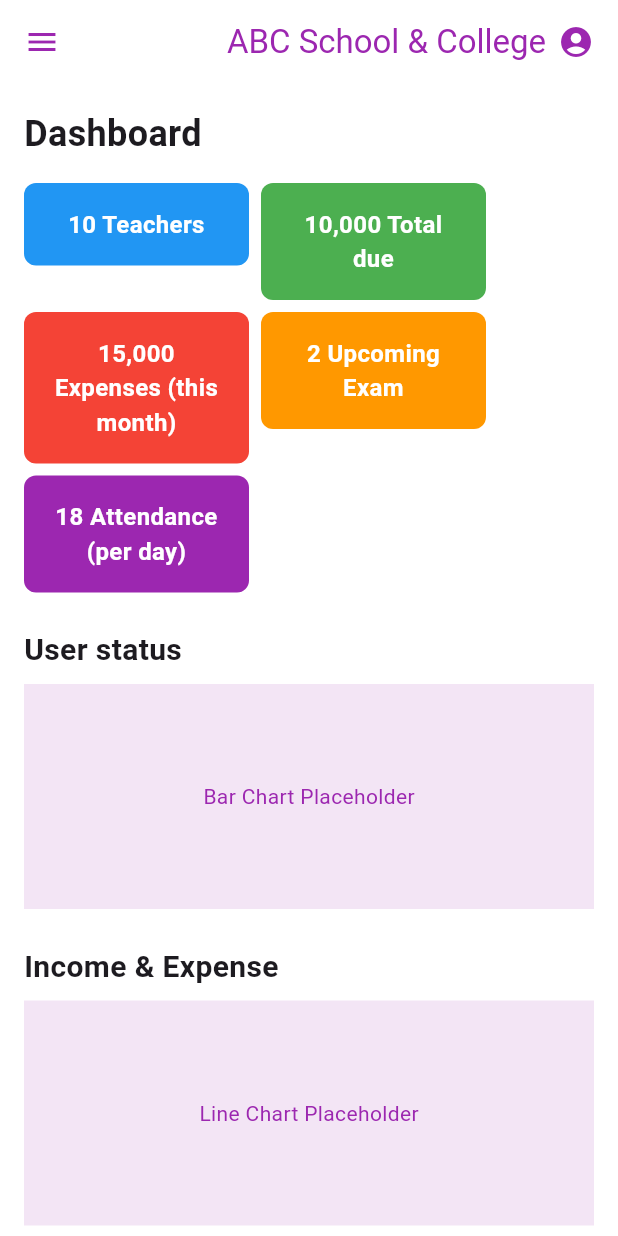
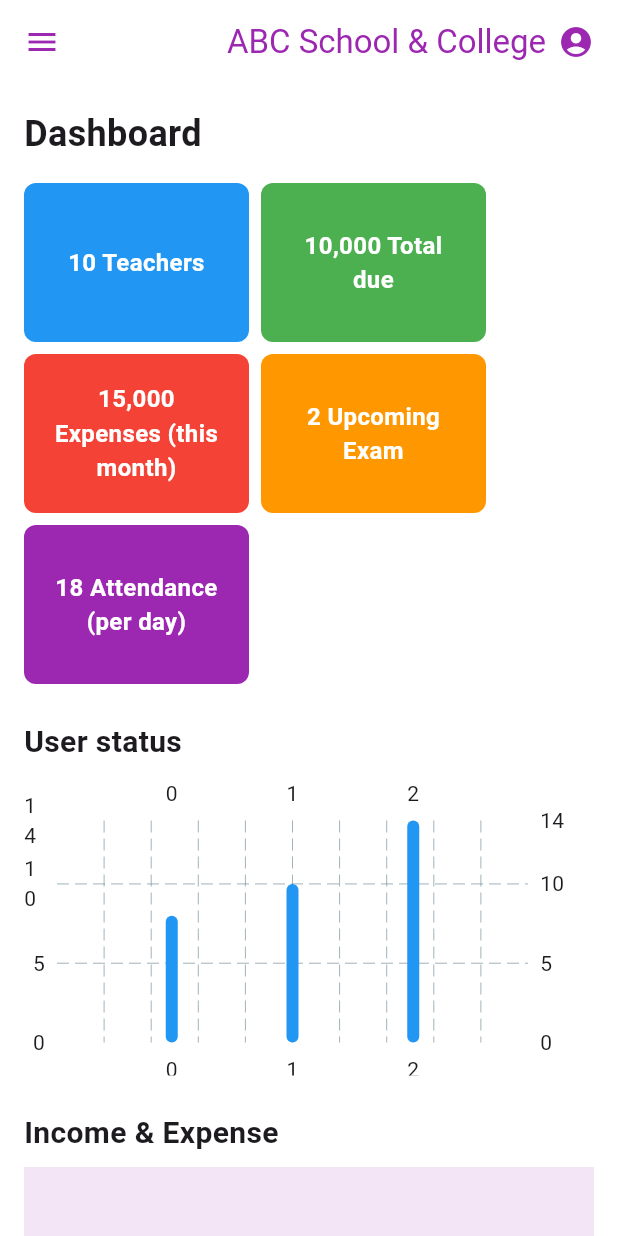
Before and after one commit to mdshakilhossain720/ShakkaApps, a Flutter app: the DashboardPage screen opened directly, on a phone screen of 412 x 824 dp. Run offline on Flutter 3.47's test engine with Material 3 defaults, Android fonts, the phone set to English and light mode, and no system bars; drawn by our look-alikes of fl_chart; our stand-ins replace pin_code_fields.

Commit message:
student tabel

```diff
--- a/lib/screen/dashboard/dashboard.dart
+++ b/lib/screen/dashboard/dashboard.dart
@@ -1,14 +1,76 @@
+import 'package:fl_chart/fl_chart.dart';
 import 'package:flutter/material.dart';
+import 'package:shakkaapps/utils/image_path.dart';
+
+import '../class_screen/class_screen.dart';
+import '../student_table/student_table.dart';
 
 
 
 
 
-class DashboardPage extends StatelessWidget {
+class DashboardPage extends StatefulWidget {
+  @override
+  State<DashboardPage> createState() => _DashboardPageState();
+}
+
+class _DashboardPageState extends State<DashboardPage> {
+  bool isDarkMode = false;
   @override
   Widget build(BuildContext context) {
     return Scaffold(
+      drawer: Drawer(
+        child: Container(
+          color: Colors.purple,
+          child: ListView(
+            padding: EdgeInsets.zero,
+            children: [
+              DrawerHeader(
+                child: Image.asset(ImagePath.spalshImage),
+
+
+              ),
+              _buildDrawerItem(Icons.dashboard, "Dashboard"),
+              _buildDrawerItem(Icons.class_, "Class"),
+              _buildDrawerItem(Icons.person, "Teacher"),
+              _buildDrawerItem(Icons.school, "Student"),
+              _buildDrawerItem(Icons.event_available, "Attendance"),
+              _buildDrawerItem(Icons.account_balance, "Finance"),
+              _buildDrawerItem(Icons.people, "Staff"),
+              _buildDrawerItem(Icons.message, "SMS"),
+              _buildDrawerItem(Icons.assignment, "Exam"),
+              _buildDrawerItem(Icons.assessment, "Result"),
+              _buildDrawerItem(Icons.announcement, "Notice"),
+              _buildDrawerItem(Icons.library_books, "Library"),
+              _buildDrawerItem(Icons.settings, "Settings"),
+              _buildDrawerItem(Icons.extension, "Add-ons"),
+              Divider(color: Colors.white54),
+              ListTile(
+                leading: Icon(
+                  Icons.dark_mode,
+                  color: Colors.white,
+                ),
+                title: Text(
+                  "Dark mode",
+                  style: TextStyle(color: Colors.white),
+                ),
+                trailing: Switch(
+                  value: isDarkMode,
+                  onChanged: (value) {
+                    setState(() {
+                      isDarkMode = value;
+                    });
+                  },
+                  activeColor: Colors.white,
+                  activeTrackColor: Colors.purpleAccent,
+                ),
+              ),
+            ],
+          ),
+        ),
+      ),
       appBar: AppBar(
+
         leading: Icon(Icons.menu),
         title: Row(
           mainAxisAlignment: MainAxisAlignment.end,
@@ -49,11 +111,70 @@ class DashboardPage extends StatelessWidget {
               style: TextStyle(fontSize: 20, fontWeight: FontWeight.bold),
             ),
             SizedBox(height: 8),
-            Container(
-              height: 150,
-              color: Colors.purple[50],
-              child: Center(child: Text("Bar Chart Placeholder", style: TextStyle(color: Colors.purple))),
-            ),
+
+
+        SizedBox(
+          height: 200,
+          child: BarChart(
+            BarChartData(
+              barTouchData: BarTouchData(
+                touchTooltipData: BarTouchTooltipData(
+                  tooltipBorder: BorderSide(color: Color(0xFF607D8B)),
+
+
+                ),
+              ),
+              titlesData: FlTitlesData(
+                leftTitles: AxisTitles(
+                  sideTitles: SideTitles(showTitles: true),
+                ),
+                bottomTitles: AxisTitles(
+                  sideTitles: SideTitles(showTitles: true),
+                ),
+              ),
+              borderData: FlBorderData(
+                show: false,
+              ),
+              barGroups: [
+                BarChartGroupData(
+                  x: 0,
+                  barRods: [
+                    BarChartRodData(
+                      toY: 8,
+                      color: Colors.blue,
+                    ),
+                  ],
+                ),
+                BarChartGroupData(
+                  x: 1,
+                  barRods: [
+                    BarChartRodData(
+                      toY: 10,
+                      color: Colors.blue,
+                    ),
+                  ],
+                ),
+                BarChartGroupData(
+                  x: 2,
+                  barRods: [
+                    BarChartRodData(
+                      toY: 14,
+                      color: Colors.blue,
+                    ),
+                  ],
+                ),
+              ],
+            ),),
+        ),
+
+
+
+
+
+
+
+
+
             SizedBox(height: 24),
             Text(
               'Income & Expense',
@@ -72,6 +193,27 @@ class DashboardPage extends StatelessWidget {
       ),
     );
   }
+
+  Widget _buildDrawerItem(IconData icon, String title) {
+    return ListTile(
+
+      leading: Icon(
+        icon,
+        color: Colors.white,
+      ),
+      title: Text(
+        title,
+        style: TextStyle(color: Colors.white),
+      ),
+      trailing: Icon(
+        Icons.arrow_drop_down,
+        color: Colors.white70,
+      ),
+      onTap: () {
+        // Handle navigation
+      },
+    );
+  }
 }
 
 class DashboardCard extends StatelessWidget {
@@ -84,6 +226,7 @@ class DashboardCard extends StatelessWidget {
   Widget build(BuildContext context) {
     return Container(
       width: 150,
+      height: 106,
       padding: EdgeInsets.all(16),
       decoration: BoxDecoration(
         color: color,
@@ -128,13 +271,17 @@ class MessageCard extends StatelessWidget {
             mainAxisAlignment: MainAxisAlignment.spaceEvenly,
             children: [
               ElevatedButton(
-                onPressed: () {},
-                child: Text("Show details"),
+                onPressed: () {
+                  Navigator.push(context, MaterialPageRoute(builder: (_)=>StudentsScreen()));
+                },
+                child: Text("Show details",style: TextStyle(fontSize: 12,color: Colors.white),),
                 style: ElevatedButton.styleFrom(backgroundColor: Colors.purple),
               ),
               ElevatedButton(
-                onPressed: () {},
-                child: Text("I want to buy msg"),
+                onPressed: () {
+                  Navigator.push(context, MaterialPageRoute(builder: (_)=>ClassManagementScreen()));
+                },
+                child: Text("I want to buy msg",style: TextStyle(fontSize: 12,color: Colors.white),),
                 style: ElevatedButton.styleFrom(backgroundColor: Colors.purple),
               ),
             ],
@@ -143,4 +290,7 @@ class MessageCard extends StatelessWidget {
       ),
     );
   }
+
+
+
 }
```
Also changed, not shown: lib/compment/drawer.dart (added, +98 -0 lines), lib/screen/class_screen/class_screen.dart (+110 -0 lines), lib/screen/student_table/student_table.dart (+141 -0 lines).
